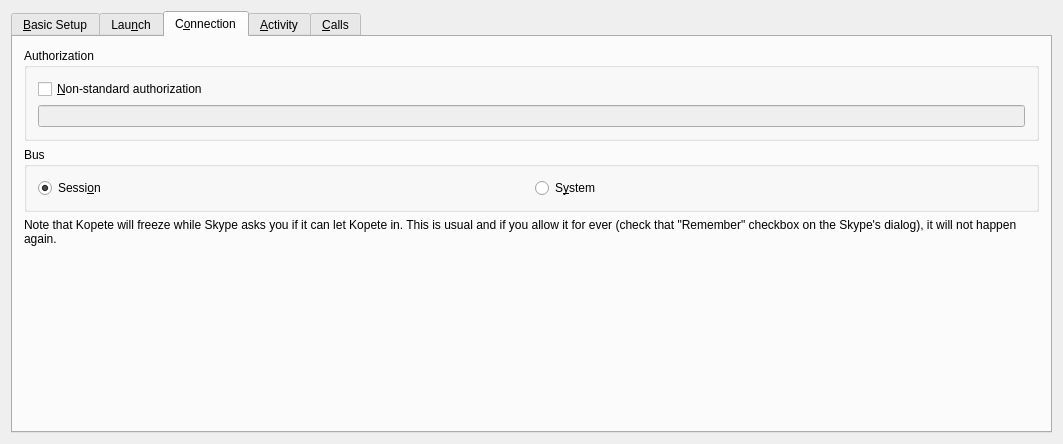
The window that protocols/skype/ui/skypeeditaccountbase.ui (KDE/kopete) describes before a commit, drawn with Qt 5.
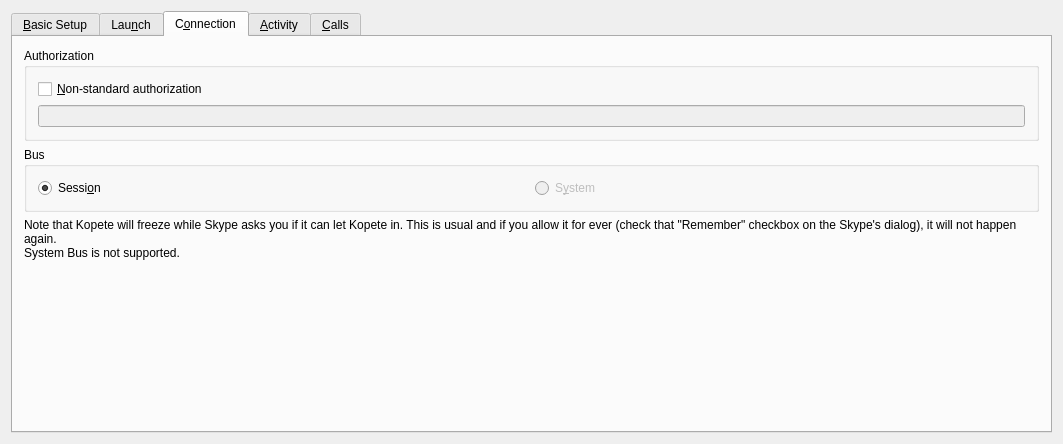
The same window after the commit. The open tabs and pages were chosen to show the change. Custom widgets are drawn as their Qt base class.

Commit message:
QDBus connection to Skype is now completly fixed:  fixed error while sending message to skype - Kopete now disconnect connection if user quit Skype  fixed checking if skype is running  disabled system bus  disabled staring dbus-launch - is not needed
Skype add/edit account widget:
 fixed width on Important Note
 removed parm --use-session-dbus from note - is not needed in new version of Skype

```diff
--- a/protocols/skype/ui/skypeeditaccountbase.ui
+++ b/protocols/skype/ui/skypeeditaccountbase.ui
@@ -405,6 +405,9 @@
           </item>
           <item>
            <widget class="QRadioButton" name="radioButton5" >
+            <property name="enabled" >
+             <bool>false</bool>
+            </property>
             <property name="text" >
              <string>S&amp;ystem</string>
             </property>
@@ -416,7 +419,8 @@
        <item>
         <widget class="QLabel" name="textLabel1_2" >
          <property name="text" >
-          <string>Note that Kopete will freeze while Skype asks you if it can let Kopete in. This is usual and if you allow it for ever (check that "Remember" checkbox on the Skype's dialog), it will not happen again.</string>
+          <string>Note that Kopete will freeze while Skype asks you if it can let Kopete in. This is usual and if you allow it for ever (check that "Remember" checkbox on the Skype's dialog), it will not happen again. 
+System Bus is not supported.</string>
          </property>
          <property name="alignment" >
           <set>Qt::AlignVCenter</set>
```
Left out of the diff: 6 changed lines with no effect on the pictures. The commit also changes 2 other files.
